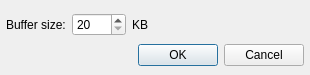
Above: qmmp/src/plugins/Transports/network/settingsdialog.ui from Greedysky/TTKMusicPlayer before the change. Below: the same form after it.
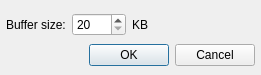
That is the form after the change.

Diff of the .ui file:
```diff
--- a/qmmp/src/plugins/Transports/network/settingsdialog.ui
+++ b/qmmp/src/plugins/Transports/network/settingsdialog.ui
@@ -6,19 +6,19 @@
    <rect>
     <x>0</x>
     <y>0</y>
-    <width>310</width>
+    <width>261</width>
     <height>75</height>
    </rect>
   </property>
   <property name="minimumSize">
    <size>
-    <width>310</width>
+    <width>261</width>
     <height>75</height>
    </size>
   </property>
   <property name="maximumSize">
    <size>
-    <width>310</width>
+    <width>261</width>
     <height>75</height>
    </size>
   </property>
```
